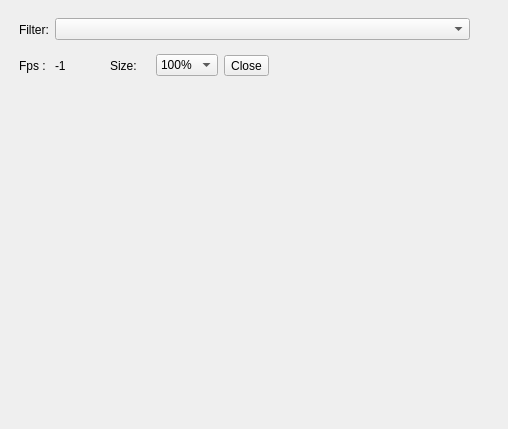
This is SeaGoatVision/client/qt/uifiles/WinViewer.ui in Octets/SeaGoatVision as Qt 5 draws it before an edit. The edited form follows.
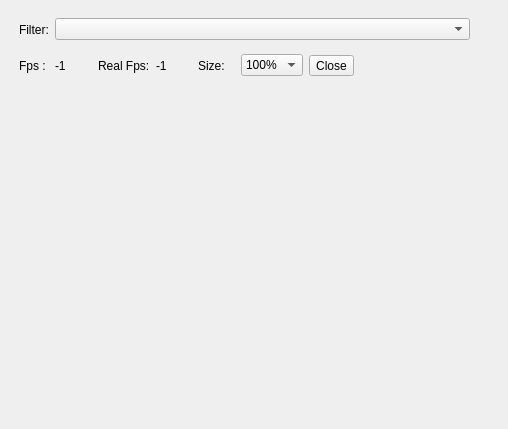
This is the edited form.

Commit message: Show real fps of the execution into qt client. Poll each 2 second.

Patch:
```diff
--- a/SeaGoatVision/client/qt/uifiles/WinViewer.ui
+++ b/SeaGoatVision/client/qt/uifiles/WinViewer.ui
@@ -102,7 +102,7 @@
         <rect>
          <x>0</x>
          <y>40</y>
-         <width>260</width>
+         <width>345</width>
          <height>33</height>
         </rect>
        </property>
@@ -130,6 +130,20 @@
           </property>
          </widget>
         </item>
+        <item>
+         <widget class="QLabel" name="label_4">
+          <property name="text">
+           <string>Real Fps:</string>
+          </property>
+         </widget>
+        </item>
+        <item>
+         <widget class="QLabel" name="lbl_real_fps">
+          <property name="text">
+           <string>-1</string>
+          </property>
+         </widget>
+        </item>
         <item>
          <widget class="QLabel" name="label_2">
           <property name="maximumSize">
```
The commit also changes 8 other files.
